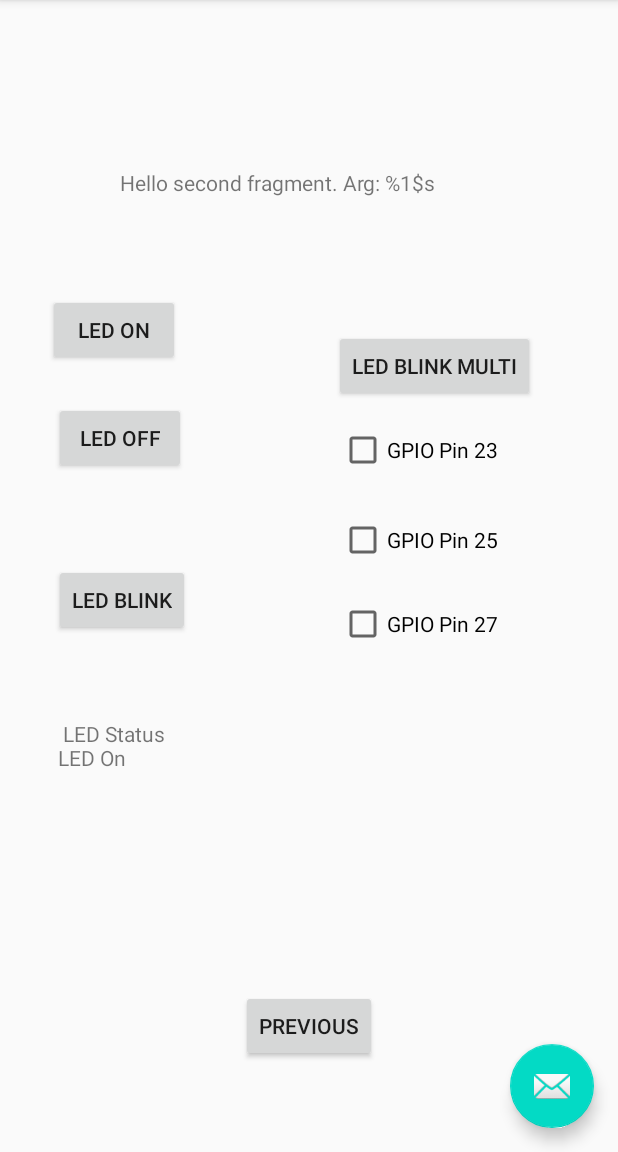
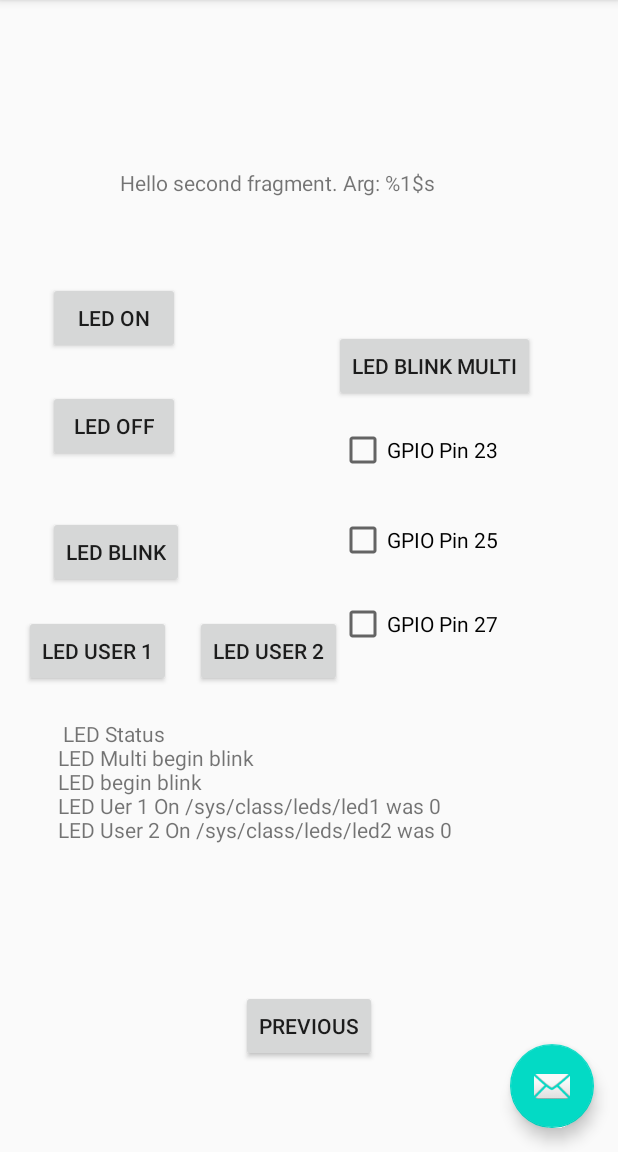
Before and after one commit to RichardChambers/dragonboard_410c, an Android app: the SecondFragment screen opened through its navigation route, in the options menu, after a tap on "Settings", on a phone screen of 412 x 824 dp, the part 84-1236 px from its top. Run offline under Robolectric (Android 15) with nearby library versions, the phone set to English and light mode, and no system bars; 1 statement that could not run was skipped.

Commit message:
rewrote the code in Gpio.kt to provide a base class, GpioFile, which is used to provide a set of sysfs interface primitives to read and write a pseudo file. this GpioFile class is then used by class Gpio, GpioLed, and GpioPwm to implement the necessary interface between the user of the GPIO library and the pseudo files that represent the hardware, the GPIO pins and the user LEDs respectively.
we have also updated the Second Fragment user interface to provide buttons to turn on and off user LED 1 and user LED 2, two of the
four user LEDs located between the two USB connectors on the DragonBoard 410C that are available under Android.

we are still working on class GpioPwm and have not done any testing with this class yet. we are still attempting to discover how the
PWM works under Android. we have found some information about using pin 28 with sysfs for PWM under Linux.

we have done testing of both class Gpio and GpioLed under Android and it appears to be working satisfactorily.

```diff
--- a/Android_01/app/src/main/java/com/example/myapplication/GpioProcessor.kt
+++ b/Android_01/app/src/main/java/com/example/myapplication/GpioProcessor.kt
@@ -57,7 +57,9 @@ import java.util.*
  * gpioProcessor.closePins();
  * }
  * }
- */ /*
+ */
+
+/*
  This class abstracts the use of the gpio pins. This class can be utilized on any linux operating
  system that has gpio pins defined in the /sys/class/gpio directory. It is required that the gpio
  pins themselves are available for access by the user of this application, and may require a
@@ -67,8 +69,40 @@ class GpioProcessor {
     private val PATH = "/sys/class/gpio"
     private val pins: MutableList<Int> = ArrayList()
 
-    // mapping of physical pin number to GPIO file number.
-    // the mapping varies depending on the operating system
+    // mapping of physical pin number of 40 pin low power connector
+    // to pin functionality.
+    //
+    // orient board looking down with 40 pin low power connector on right and the
+    // USB connectors to the left. The pins in the Pin Right column are nearest
+    // to the right hand side of the board.
+    //     Pin Left      |     Pin Right
+    //  GND          1   |  GND           2
+    //  UART0 CTS    3   |  Reserved      4
+    //  UART0 TX     5   |  Reserved      6
+    //  UART0 RX     7   |  SPI0 CLK      8
+    //  UART0 RTS    9   |  SPI0 MISO    10
+    //  UART1 TX    11   |  SPI0 CS N    12
+    //  UART1 RX    13   |  SPI0 MOSI    14
+    //  I2C0 SCL    15   |  Reserved     16
+    //  I2C0 SDA    17   |  Reserved     18
+    //  I2C1 SCL    19   |  Reserved     20
+    //  I2C1 SDA    21   |  Reserved     22
+    //  GPIO        23   |  GPIO         24
+    //  GPIO        25   |  GPIO         26
+    //  GPIO        27   |  Reserved*    28     * Reserved pin 28
+    //  GPIO *      29   |  GPIO         30     * pin 29 is Input only
+    //  GPIO        31   |  GPIO         32
+    //  GPIO        33   |  GPIO         34
+    //  1.8V PWR    35   |  SYS DC IN    36
+    //  5V PWR      37   |  SYS DC IN    38
+    //  GND         39   |  GND          40
+    //
+    //  GPIO 21 (User LED 1) and GPIO 120 (User LED 2) control onboard LEDs.
+    //  PM_GPIO_1 (User LED 3) and PM_GPIO_2 (User LED 4) control onboard LEDs.
+
+
+    //----------------------------------------------------------
+    // mapping of physical pin number to GPIO number for Android
     private val  androidPin23 = 938
     private val  androidPin24 = 914
     private val  androidPin25 = 915
@@ -82,6 +116,8 @@ class GpioProcessor {
     private val  androidPin33 = 930
     private val  androidPin34 = 935
 
+    //----------------------------------------------------------
+    // mapping of physical pin number to GPIO number for Linux
     private val  linuxPin23 = 36
     private val  linuxPin24 = 12
     private val  linuxPin25 = 13
@@ -95,6 +131,8 @@ class GpioProcessor {
     private val  linuxPin33 = 28
     private val  linuxPin34 = 33
 
+    //----------------------------------------------------------
+    // mapping of physical pin number to specified operating system GPIO number
     private val  physicalPin23 = androidPin23
     private val  physicalPin24 = androidPin24
     private val  physicalPin25 = androidPin25
@@ -202,6 +240,7 @@ class GpioProcessor {
     val pin34: Gpio
         get() = getPin(physicalPin34)
 
+
     /**
      * Get all GPIO's pins.
      * @return List of pins.
@@ -229,7 +268,7 @@ class GpioProcessor {
      * @param pin GPIO pin to access.
      */
     private fun exportPin(pin: Int) {
-        println("Exporting Ping")
+        println("Exporting Pin Int")
         try {
             val out = BufferedWriter(FileWriter("$PATH/export", false))
             out.write(pin.toString())
@@ -265,3 +304,95 @@ class GpioProcessor {
         const val TAG = "GpioProcessor"
     }
 }
+
+class GpioProcessorLed {
+
+    // Built in LEDs on board.  Turning them off using following python code.
+    // This is for Android.
+    // os.system("sudo echo none | sudo tee /sys/class/leds/apq8016-sbc:blue:bt/trigger")
+    // os.system("sudo echo none | sudo tee /sys/class/leds/apq8016-sbc:green:user1/trigger")
+    // os.system("sudo echo none | sudo tee /sys/class/leds/apq8016-sbc:green:user2/trigger")
+    // os.system("sudo echo none | sudo tee /sys/class/leds/apq8016-sbc:green:user3/trigger")
+    // os.system("sudo echo none | sudo tee /sys/class/leds/apq8016-sbc:green:user4/trigger")
+    // os.system("sudo echo none | sudo tee /sys/class/leds/apq8016-sbc:yellow:wlan/trigger")
+
+    // From https://www.96boards.org/documentation/consumer/dragonboard/dragonboard410c/guides/led-connectors.md.html
+    //    Linux built in board LED assignments
+    // +----------------------+----------------------+--------------------------+
+    // | LED Board Identifier | Description          | Behavior                 |
+    // +----------------------+----------------------+--------------------------+
+    // | User LED 1           | Heartbeat            | Green: This LED is       |
+    // |                      |                      | should always be         |
+    // |                      |                      | blinking about once a    |
+    // |                      |                      | second. If solid off or  |
+    // |                      |                      | solid on, the board is   |
+    // |                      |                      | not executing correctly  |
+    // +----------------------+----------------------+--------------------------+
+    // | User LED 2           | eMMC                 | Green: This LED blinks   |
+    // |                      |                      | during accesses to eMMC  |
+    // +----------------------+----------------------+--------------------------+
+    // | User LED 3           | SD                   | Green: This LED blinks   |
+    // |                      |                      | during accesses to SD    |
+    // |                      |                      | Card                     |
+    // +----------------------+----------------------+--------------------------+
+    // | User LED 4           | currently unassigned | N/A                      |
+    // +----------------------+----------------------+--------------------------+
+    // | Wifi                 | Wifi                 | Yellow: This LED blinks  |
+    // |                      |                      | during network accesses  |
+    // |                      |                      | over Wifi                |
+    // +----------------------+----------------------+--------------------------+
+    // | BT                   | Bluetooth            | Yellow: This LED blinks  |
+    // |                      |                      | when Bluetooth is being  |
+    // |                      |                      | used                     |
+    // +----------------------+----------------------+--------------------------+
+    //
+    //  Android built in board LED assignments
+    // +----------------------+----------------------+--------------------------+
+    // | LED Board Identifier | Description          | Behavior                 |
+    // +----------------------+----------------------+--------------------------+
+    // | User LED 1           | currently unassigned | Green:                   |
+    // +----------------------+----------------------+--------------------------+
+    // | User LED 2           | currently unassigned | Green:                   |
+    // |                      |                      |                          |
+    // +----------------------+----------------------+--------------------------+
+    // | User LED 3           | currently unassigned | Green:                   |
+    // |                      |                      |                          |
+    // |                      |                      |                          |
+    // +----------------------+----------------------+--------------------------+
+    // | User LED 4           | Boot                 | This LED illuminates at  |
+    // |                      |                      | at the start of boot     |
+    // |                      |                      | and turns of after       |
+    // |                      |                      | completion of boot.      |
+    // +----------------------+----------------------+--------------------------+
+    // | Wifi                 | Wifi                 | Yellow: TDB              |
+    // +----------------------+----------------------+--------------------------+
+    // | BT                   | Bluetooth            | Yellow: TBD              |
+    // +----------------------+----------------------+--------------------------+
+
+    private val  androidUserLed1 = "/sys/class/leds/led1"
+    private val  androidUserLed2 = "/sys/class/leds/led2"
+    private val  androidUserLed3 = "/sys/class/leds/led3"
+    private val  androidUserLed4 = ""     // not available. used by Android for boot indicator
+
+    private val  linuxUserLed1 = ""   // not available. used by Linux for heartbeat indicator
+    private val  linuxUserLed2 = ""   // not available. used by Linux for eMMC indicator
+    private val  linuxUserLed3 = ""   // not available. used by Linux for SD card indicator
+    private val  linuxUserLed4 = "/sys/class/leds/apq8016-sbc:green:user4/brightness"   // not available. used by Android for boot indicator
+
+    private val  userLED1 = androidUserLed1    // on board LED between the USB connectors
+    private val  userLED2 = androidUserLed2    // on board LED between the USB connectors
+    private val  userLED3 = androidUserLed3    // on board LED between the USB connectors
+    private val  userLED4 = androidUserLed4    // on board LED between the USB connectors
+
+    val pinLed1: GpioLed
+        get() = GpioLed(userLED1)
+
+    val pinLed2: GpioLed
+        get() = GpioLed(userLED2)
+
+    val pinLed3: GpioLed
+        get() = GpioLed(userLED3)
+
+    val pinLed4: GpioLed
+        get() = GpioLed(userLED4)
+}
--- a/Android_01/app/src/main/java/com/example/myapplication/SecondFragment.kt
+++ b/Android_01/app/src/main/java/com/example/myapplication/SecondFragment.kt
@@ -15,6 +15,9 @@ import androidx.navigation.fragment.findNavController
  * A simple [Fragment] subclass as the second destination in the navigation.
  */
 class SecondFragment : Fragment() {
+
+    private var pinUser1State = 0
+    private var pinUser2State = 0
 
     override fun onCreateView(
             inflater: LayoutInflater, container: ViewGroup?,
@@ -76,5 +79,40 @@ class SecondFragment : Fragment() {
             myBlinkThread.start()
             txtScroll.append("LED Multi begin blink\n")
         }
+
+        view.findViewById<Button>(R.id.button_led_user1).setOnClickListener {
+            val gpioProcessorLed =  GpioProcessorLed()
+            val gpiopinLed = gpioProcessorLed.pinLed1
+
+            if (pinUser1State == 0) {
+                val myValue : Int = gpiopinLed.brightness;
+                gpiopinLed.pinHigh()    // drive pin high to turn on LED
+                txtScroll.append("LED Uer 1 On " + gpiopinLed.pin + " was " + myValue.toString() + "\n")
+                pinUser1State = 1
+            } else {
+                val myValue : Int = gpiopinLed.brightness;
+                gpiopinLed.pinLow()    // drive pin low to turn off LED
+                txtScroll.append("LED Uer 1 Off " + gpiopinLed.pin + " was " + myValue.toString() + "\n")
+                pinUser1State = 0
+            }
+        }
+
+        view.findViewById<Button>(R.id.button_led_user2).setOnClickListener {
+            val gpioProcessorLed =  GpioProcessorLed()
+            val gpiopinLed = gpioProcessorLed.pinLed2
+
+            if (pinUser2State == 0) {
+                val myValue : Int = gpiopinLed.brightness;
+                gpiopinLed.pinHigh()    // drive pin high to turn on LED
+                txtScroll.append("LED User 2 On " + gpiopinLed.pin + " was " + myValue.toString() + "\n")
+                pinUser2State = 1
+            } else {
+                val myValue : Int = gpiopinLed.brightness;
+                gpiopinLed.pinLow()    // drive pin low to turn off LED
+                txtScroll.append("LED User 2 Off " + gpiopinLed.pin + " was " + myValue.toString() + "\n")
+                pinUser2State = 0
+            }
+        }
+
     }
 }
--- a/Android_01/app/src/main/res/layout/fragment_second.xml
+++ b/Android_01/app/src/main/res/layout/fragment_second.xml
@@ -44,8 +44,8 @@
         android:id="@+id/button_led_off"
         android:layout_width="wrap_content"
         android:layout_height="wrap_content"
-        android:layout_marginStart="36dp"
-        android:layout_marginBottom="160dp"
+        android:layout_marginStart="32dp"
+        android:layout_marginBottom="168dp"
         android:text="LED Off"
         app:layout_constraintBottom_toTopOf="@+id/scrollLedStatus"
         app:layout_constraintStart_toStartOf="parent" />
@@ -66,8 +66,8 @@
         android:id="@+id/button_led_blink"
         android:layout_width="wrap_content"
         android:layout_height="wrap_content"
-        android:layout_marginStart="36dp"
-        android:layout_marginTop="60dp"
+        android:layout_marginStart="32dp"
+        android:layout_marginTop="36dp"
         android:text="LED Blink"
         app:layout_constraintStart_toStartOf="parent"
         app:layout_constraintTop_toBottomOf="@+id/button_led_off" />
@@ -119,4 +119,28 @@
         app:layout_constraintEnd_toEndOf="parent"
         app:layout_constraintTop_toBottomOf="@+id/checkBox_Pin25" />
 
+    <Button
+        android:id="@+id/button_led_user1"
+        android:layout_width="wrap_content"
+        android:layout_height="wrap_content"
+        android:layout_marginStart="16dp"
+        android:text="LED User 1"
+        app:layout_constraintBottom_toTopOf="@+id/scrollLedStatus"
+        app:layout_constraintStart_toStartOf="parent"
+        app:layout_constraintTop_toBottomOf="@+id/button_led_blink" />
+
+    <Button
+        android:id="@+id/button_led_user2"
+        android:layout_width="wrap_content"
+        android:layout_height="wrap_content"
+        android:layout_marginStart="16dp"
+        android:layout_marginBottom="16dp"
+        android:text="LED User 2"
+        app:layout_constraintBottom_toTopOf="@+id/scrollLedStatus"
+        app:layout_constraintEnd_toStartOf="@+id/checkBox_Pin27"
+        app:layout_constraintHorizontal_bias="0.0"
+        app:layout_constraintStart_toEndOf="@+id/button_led_user1"
+        app:layout_constraintTop_toBottomOf="@+id/button_led_blink"
+        app:layout_constraintVertical_bias="0.9" />
+
 </androidx.constraintlayout.widget.ConstraintLayout>
```
Also changed, not shown: Android_01/app/src/main/java/com/example/myapplication/Gpio.kt (+120 -142 lines).
